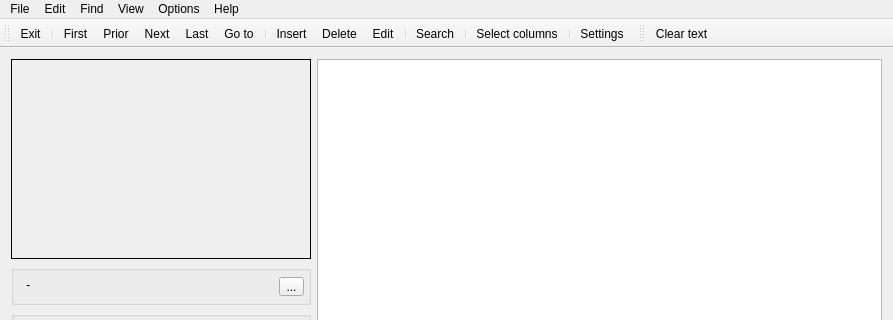
skynowa/xxxdb, file Forms/CMain.ui: the form before one commit; both pictures show x 0 to 893 and y 0 to 320 of the 893 by 578 pixel window.
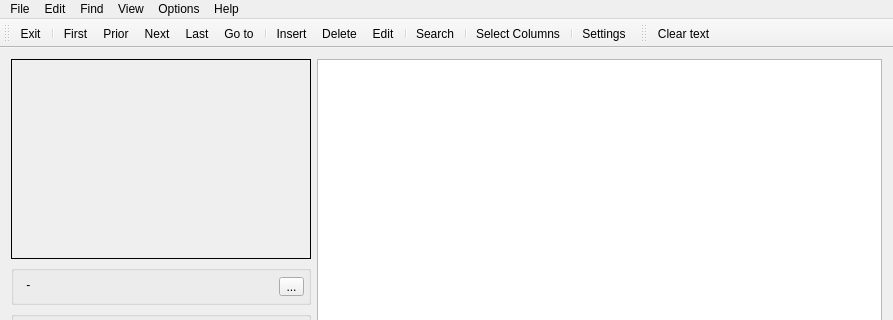
The form after the commit. Icons and pictures are not drawn.

Commit message: ADD: ini - toolbars

The edit to the form file:
```diff
--- a/Forms/CMain.ui
+++ b/Forms/CMain.ui
@@ -358,7 +358,7 @@
      <normaloff>:/Menu/Menu/Columns.bmp</normaloff>:/Menu/Menu/Columns.bmp</iconset>
    </property>
    <property name="text">
-    <string>Select columns...</string>
+    <string>Select Columns...</string>
    </property>
    <property name="toolTip">
     <string>Select columns...</string>
```
Left out of the diff: 24 changed lines with no effect on the pictures. The commit also changes 3 other files.
